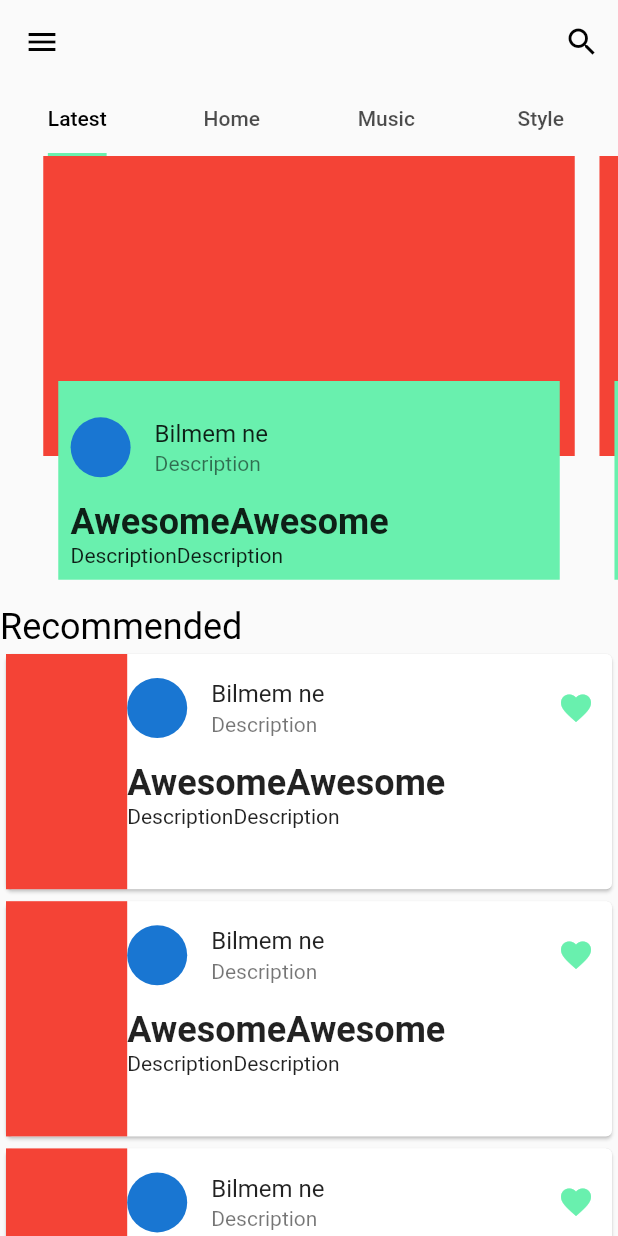
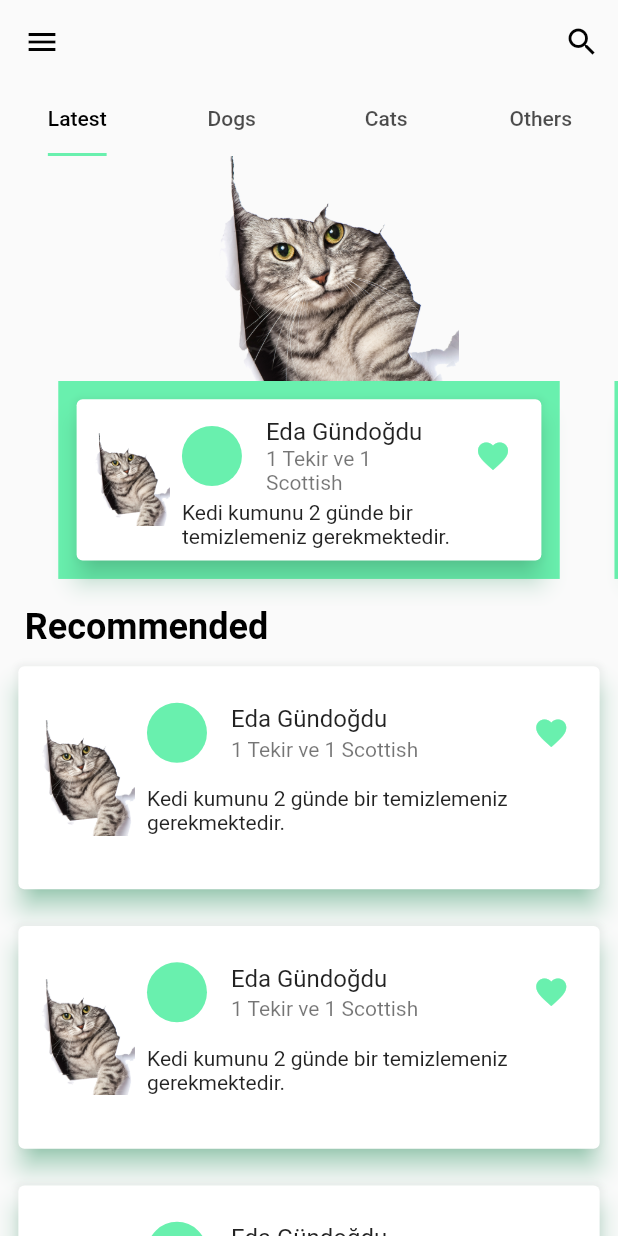
Before and after one commit to furkanagess/fullArchitectureApp, a Flutter app: the screen it shows after launch, after a tap on the "favorite" icon, on a phone screen of 412 x 824 dp. Run offline on Flutter 3.47's test engine with Material 2 defaults, Android fonts, the light colour scheme and no system bars; our stand-ins replace auto_size_text, flutter_mobx, flutter_svg, mobx; generated files the repository leaves out were written again.

Commit message:
home_feed

```diff
--- a/lib/core/images/image_constants.dart
+++ b/lib/core/images/image_constants.dart
@@ -10,6 +10,7 @@ class ImageConstants {
   ImageConstants._init();
 
   final cat = "cat".toPng;
+  final person = "person".toPng;
 }
 
 extension _ImageExtension on String {
--- a/lib/core/localization/app_strings.dart
+++ b/lib/core/localization/app_strings.dart
@@ -16,4 +16,14 @@ class AppStrings {
   final String forgot = "Forgot Password?";
   final String enterToApp = "Enter to App";
   final String haveAccount = "Don't have an account?";
+
+  // Home Feed Strings
+  final String latest = "Latest";
+  final String dogs = "Dogs";
+  final String cats = "Cats";
+  final String others = "Others";
+  final String name = "Eda Gündoğdu";
+  final String pet = "1 Tekir ve 1 Scottish";
+  final String desc = "Kedi kumunu 2 günde bir temizlemeniz gerekmektedir.";
+  final String recommended = "Recommended";
 }
--- a/lib/view/home/feed/view/build_feed_view.dart
+++ b/lib/view/home/feed/view/build_feed_view.dart
@@ -1,5 +1,7 @@
 import 'package:flutter/material.dart';
 import 'package:random_full_app/core/base/base_widget.dart';
+import 'package:random_full_app/core/images/image_constants.dart';
+import 'package:random_full_app/core/localization/app_strings.dart';
 import 'package:random_full_app/view/home/feed/viewModel/build_feed_view_model.dart';
 import 'package:random_full_app/core/extension/context_extension.dart';
 
@@ -27,16 +29,16 @@ class BuildFeedView extends StatelessWidget {
                 labelColor: context.colors.primary,
                 tabs: [
                   Tab(
-                    text: "Latest",
+                    text: AppStrings.instance.latest,
                   ),
                   Tab(
-                    text: "Home",
+                    text: AppStrings.instance.dogs,
                   ),
                   Tab(
-                    text: "Music",
+                    text: AppStrings.instance.cats,
                   ),
                   Tab(
-                    text: "Style",
+                    text: AppStrings.instance.others,
                   ),
                 ],
               ),
@@ -48,35 +50,46 @@ class BuildFeedView extends StatelessWidget {
                   itemBuilder: (context, index) => buildStack(context),
                 ),
               ),
-              Text(
-                "Recommended",
-                style: context.textTheme.headline5
-                    ?.copyWith(color: context.colors.primary),
+              Padding(
+                padding: context.paddingNormalHorizontal,
+                child: Text(
+                  AppStrings.instance.recommended,
+                  style: context.textTheme.headline5?.copyWith(
+                    color: context.colors.primary,
+                    fontWeight: FontWeight.bold,
+                  ),
+                ),
               ),
               ListView.builder(
-                physics: NeverScrollableScrollPhysics(),
+                physics: const NeverScrollableScrollPhysics(),
                 itemCount: 4,
                 shrinkWrap: true,
                 itemBuilder: (context, index) => SizedBox(
-                  height: context.dynamicHeight(0.2),
+                  height: context.dynamicHeight(0.21),
+                  child: Padding(
+                    padding: context.paddingLow,
                     child: Card(
+                      shadowColor: context.colors.onPrimary,
+                      elevation: 7,
                       child: Row(
                         children: [
                           Expanded(
                             flex: 2,
-                          child: Container(
-                            color: Colors.red,
-                          ),
+                            child: Image.asset(ImageConstants.instance.cat),
                           ),
                           Expanded(
                             flex: 8,
+                            child: Padding(
+                              padding: context.paddingLow,
                               child: buildColumnUserCard(context),
+                            ),
                           ),
                         ],
                       ),
                     ),
                   ),
-              )
+                ),
+              ),
             ],
           ),
         ),
@@ -91,9 +104,7 @@ class BuildFeedView extends StatelessWidget {
         children: [
           Positioned.fill(
             bottom: 100,
-            child: Container(
-              color: context.colors.error,
-            ),
+            child: Image.asset(ImageConstants.instance.cat),
           ),
           Positioned(
             top: 150,
@@ -103,7 +114,25 @@ class BuildFeedView extends StatelessWidget {
               color: context.colors.onPrimary,
               child: Padding(
                 padding: context.paddingLow,
+                child: Card(
+                  shadowColor: context.colors.onPrimary,
+                  elevation: 7,
+                  child: Row(
+                    children: [
+                      Expanded(
+                        flex: 2,
+                        child: Image.asset(ImageConstants.instance.cat),
+                      ),
+                      Expanded(
+                        flex: 8,
+                        child: Padding(
+                          padding: context.paddingLow,
                           child: buildColumnUserCard(context),
+                        ),
+                      ),
+                    ],
+                  ),
+                ),
               ),
             ),
           ),
@@ -118,9 +147,11 @@ class BuildFeedView extends StatelessWidget {
       children: [
         ListTile(
           contentPadding: EdgeInsets.zero,
-          leading: CircleAvatar(),
-          title: Text("Bilmem ne"),
-          subtitle: Text("Description"),
+          leading: CircleAvatar(
+            backgroundColor: context.colors.onPrimary,
+          ),
+          title: Text(AppStrings.instance.name),
+          subtitle: Text(AppStrings.instance.pet),
           trailing: IconButton(
             onPressed: () {},
             icon: Icon(
@@ -130,11 +161,9 @@ class BuildFeedView extends StatelessWidget {
           ),
         ),
         Text(
-          "Awesome" * 2,
-          style: context.textTheme.headline5
-              ?.copyWith(fontWeight: FontWeight.bold),
+          AppStrings.instance.desc,
+          style: context.textTheme.bodyMedium,
         ),
-        Text("Description" * 2),
       ],
     );
   }
```
Also changed, not shown: assets/image/person.png (added). Lines whose indentation alone changed are shown as unchanged.
